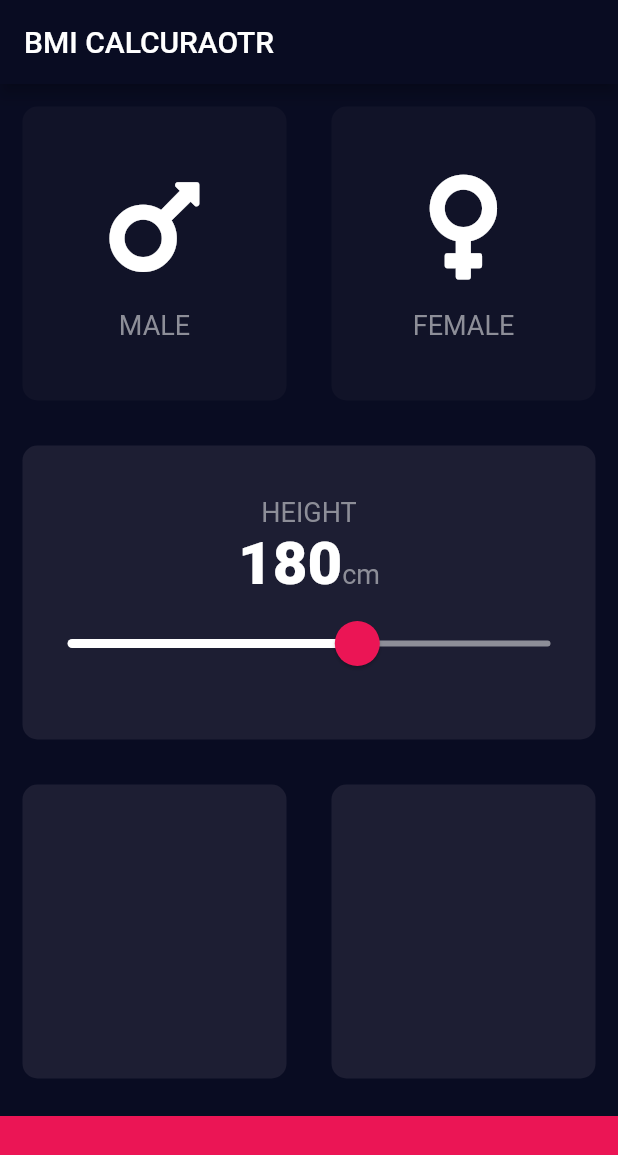
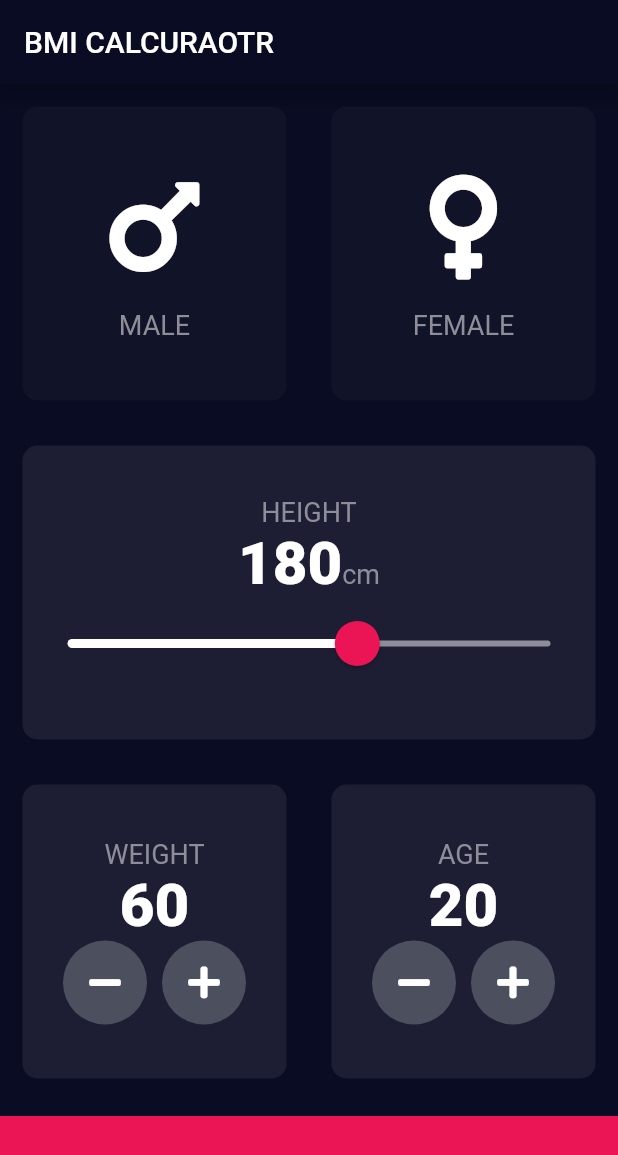
Before and after one commit to Origogi/flutter_BMI_Calcurator, a Flutter app: the screen it shows after launch, on a phone screen of 412 x 824 dp. Shown: the top 1155 px of the screen. Run offline on Flutter 3.47's test engine with Material 2 defaults, Android fonts, the phone set to English and light mode, and no system bars; our stand-ins replace font_awesome_flutter.

Commit message:
completed card

```diff
--- a/lib/input_page.dart
+++ b/lib/input_page.dart
@@ -18,6 +18,8 @@ class InputPage extends StatefulWidget {
 class _InputPageState extends State<InputPage> {
   Gender selectedGender;
   int height = 180;
+  int weight = 60;
+  int age = 20;
 
   @override
   Widget build(BuildContext context) {
@@ -50,7 +52,7 @@ class _InputPageState extends State<InputPage> {
                     child: ReuseableCard(
                       onPress: () {
                         setState(() {
-                          selectedGender = Gender.male;
+                          selectedGender = Gender.female;
                         });
                       },
                       color: selectedGender == Gender.female
@@ -92,13 +94,14 @@ class _InputPageState extends State<InputPage> {
                   ),
                   SliderTheme(
                     data: SliderTheme.of(context).copyWith(
-                      inactiveTrackColor: Color(0xFF8D8E98),
-                      activeTrackColor: Colors.white,
-                      thumbColor: Color(0xFFEB1555),
-                      overlayColor: Color(0x29EB1555),
-                      thumbShape: RoundSliderThumbShape(enabledThumbRadius: 15.0),
-                      overlayShape: RoundSliderOverlayShape(overlayRadius: 30)
-                    ),
+                        inactiveTrackColor: Color(0xFF8D8E98),
+                        activeTrackColor: Colors.white,
+                        thumbColor: Color(0xFFEB1555),
+                        overlayColor: Color(0x29EB1555),
+                        thumbShape:
+                            RoundSliderThumbShape(enabledThumbRadius: 15.0),
+                        overlayShape:
+                            RoundSliderOverlayShape(overlayRadius: 30)),
                     child: Slider(
                       inactiveColor: Color(0xFF8D8E98),
                       value: height.toDouble(),
@@ -117,8 +120,89 @@ class _InputPageState extends State<InputPage> {
             Expanded(
               child: Row(
                 children: <Widget>[
-                  Expanded(child: ReuseableCard(color: kActiveCardColor)),
-                  Expanded(child: ReuseableCard(color: kActiveCardColor)),
+                  Expanded(
+                      child: ReuseableCard(
+                    color: kActiveCardColor,
+                    cardChild: Column(
+                      mainAxisAlignment: MainAxisAlignment.center,
+                      children: <Widget>[
+                        Text(
+                          'WEIGHT',
+                          style: kLabelTextStyle,
+                        ),
+                        Text(
+                          weight.toString(),
+                          style: kNumberTextStyle,
+                        ),
+                        Row(
+                          mainAxisAlignment: MainAxisAlignment.center,
+                          children: <Widget>[
+                            RoundIconButton(
+                              icon: FontAwesomeIcons.minus,
+                              onPressed: () {
+                                setState(() {
+                                  weight--;
+                                });
+                              },
+                            ),
+                            SizedBox(
+                              width: 10,
+                            ),
+                            RoundIconButton(
+                              icon: FontAwesomeIcons.plus,
+                              onPressed: () {
+                                setState(() {
+                                  weight++;
+                                });
+                              },
+                            ),
+                          ],
+                        )
+                      ],
+                    ),
+                  )),
+                  Expanded(
+                    child: ReuseableCard(
+                      color: kActiveCardColor,
+                      cardChild: Column(
+                        mainAxisAlignment: MainAxisAlignment.center,
+                        children: <Widget>[
+                          Text(
+                            'AGE',
+                            style: kLabelTextStyle,
+                          ),
+                          Text(
+                            age.toString(),
+                            style: kNumberTextStyle,
+                          ),
+                          Row(
+                            mainAxisAlignment: MainAxisAlignment.center,
+                            children: <Widget>[
+                              RoundIconButton(
+                                icon: FontAwesomeIcons.minus,
+                                onPressed: () {
+                                  setState(() {
+                                    age--;
+                                  });
+                                },
+                              ),
+                              SizedBox(
+                                width: 10,
+                              ),
+                              RoundIconButton(
+                                icon: FontAwesomeIcons.plus,
+                                onPressed: () {
+                                  setState(() {
+                                    age++;
+                                  });
+                                },
+                              ),
+                            ],
+                          )
+                        ],
+                      ),
+                    ),
+                  ),
                 ],
               ),
             ),
@@ -131,3 +215,23 @@ class _InputPageState extends State<InputPage> {
         ));
   }
 }
+
+class RoundIconButton extends StatelessWidget {
+  final IconData icon;
+  final Function onPressed;
+
+  RoundIconButton({@required this.icon, this.onPressed});
+
+  @override
+  Widget build(BuildContext context) {
+    return RawMaterialButton(
+      child: Icon(icon),
+      onPressed: onPressed,
+      elevation: 0,
+      // disabledElevation: 6.0,
+      shape: CircleBorder(),
+      fillColor: Color(0xFF4C4F5E),
+      constraints: BoxConstraints.tightFor(width: 56, height: 56),
+    );
+  }
+}
```
